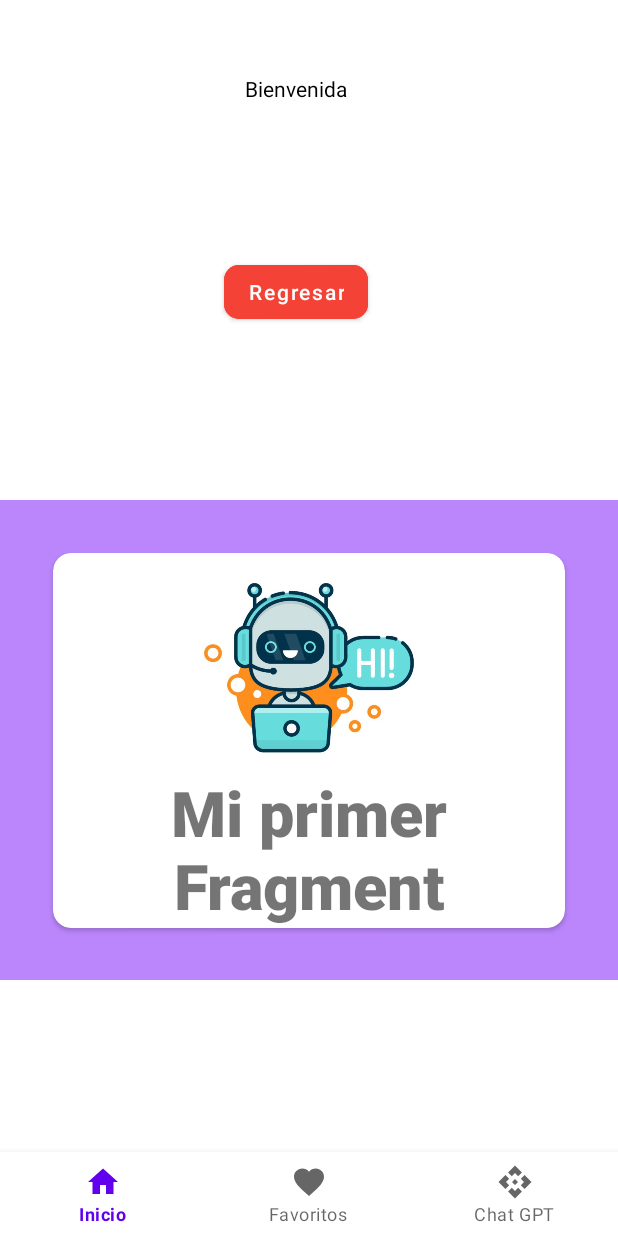
After one commit to domeviz/dm_proyecto2_pedidosonline, an Android app: the fragment FirstFragment placed in its activity, on a phone screen of 412 x 824 dp. The commit adds this screen. Run offline under Robolectric (Android 15) with nearby library versions, the phone set to English and light mode, and no system bars.

Commit message:
Mi primer Fragment

```diff
--- /dev/null
+++ b/app/src/main/java/com/example/dm_proyecto2_pedidosonline/FirstFragment.kt
@@ -0,0 +1,6 @@
+package com.example.dm_proyecto2_pedidosonline
+
+// TODO: Rename parameter arguments, choose names that match
+// the fragment initialization parameters, e.g. ARG_ITEM_NUMBER
+private const val ARG_PARAM1 = "param1"
+private const val ARG_PARAM2 = "param2"
--- a/app/src/main/java/com/example/dm_proyecto2_pedidosonline/ui/activities/SegundaActivity.kt
+++ b/app/src/main/java/com/example/dm_proyecto2_pedidosonline/ui/activities/SegundaActivity.kt
@@ -6,6 +6,7 @@
 import android.util.Log
 import com.example.dm_proyecto2_pedidosonline.R
 import com.example.dm_proyecto2_pedidosonline.databinding.ActivitySegundaBinding
+import com.example.dm_proyecto2_pedidosonline.ui.fragment.FirstFragment
 import com.google.android.material.snackbar.Snackbar
 
 class SegundaActivity : AppCompatActivity() {
@@ -46,10 +47,16 @@
             when (item.itemId) {
                 R.id.inicio -> {
                     // Respond to navigation item 1 click
-                    Snackbar.make(
-                        binding.bottomNavigation, "Holi",
-                        Snackbar.LENGTH_LONG
-                    ).show()
+                    val frag=FirstFragment()
+                    val transaction=supportFragmentManager.beginTransaction()
+                    //replace: para reemplazar el contenido de ese lugar
+                    //add: se agrega informacion encima de la otra
+                    //Cada click aqui se agrega a la pila de navegacion
+                    transaction.add(binding.frmContainer.id,frag)
+                    //Para que funcione el boton de back del celular
+                    //Regresa cada una de las agregaciones a la pila
+                    transaction.addToBackStack(null)
+                    transaction.commit()
                     true
                 }
 
--- /dev/null
+++ b/app/src/main/java/com/example/dm_proyecto2_pedidosonline/ui/fragment/FirstFragment.kt
@@ -0,0 +1,29 @@
+package com.example.dm_proyecto2_pedidosonline.ui.fragment
+
+import android.os.Bundle
+import android.view.LayoutInflater
+import android.view.View
+import android.view.ViewGroup
+import androidx.fragment.app.Fragment
+import com.example.dm_proyecto2_pedidosonline.R
+import com.example.dm_proyecto2_pedidosonline.databinding.FragmentFirstBinding
+
+/**
+ * A simple [Fragment] subclass.
+ * Use the [FirstFragment.newInstance] factory method to
+ * create an instance of this fragment.
+ */
+class FirstFragment : Fragment() {
+
+    private lateinit var binding :FragmentFirstBinding
+
+    override fun onCreateView(
+        inflater: LayoutInflater, container: ViewGroup?,
+        savedInstanceState: Bundle?
+    ): View? {
+        binding= FragmentFirstBinding.inflate(layoutInflater,container,false)
+        // Inflate the layout for this fragment
+        return binding.root
+    }
+
+}
--- a/app/src/main/res/layout/activity_segunda.xml
+++ b/app/src/main/res/layout/activity_segunda.xml
@@ -32,6 +32,16 @@
         app:layout_constraintStart_toStartOf="parent"
         app:layout_constraintTop_toBottomOf="@+id/textView" />
 
+    <FrameLayout
+        android:id="@+id/frm_container"
+        android:layout_width="match_parent"
+        android:layout_height="320dp"
+        app:layout_constraintTop_toBottomOf="@id/back"
+        app:layout_constraintEnd_toEndOf="parent"
+        app:layout_constraintHorizontal_bias="0.0"
+        app:layout_constraintStart_toStartOf="parent"
+        app:layout_constraintBottom_toTopOf="@id/bottom_navigation"/>
+
     <com.google.android.material.bottomnavigation.BottomNavigationView
         android:id="@+id/bottom_navigation"
         android:layout_width="match_parent"
--- /dev/null
+++ b/app/src/main/res/layout/fragment_first.xml
@@ -0,0 +1,38 @@
+<?xml version="1.0" encoding="utf-8"?>
+<androidx.constraintlayout.widget.ConstraintLayout xmlns:android="http://schemas.android.com/apk/res/android"
+    xmlns:app="http://schemas.android.com/apk/res-auto"
+    xmlns:tools="http://schemas.android.com/tools"
+    android:layout_width="match_parent"
+    android:layout_height="match_parent"
+    android:background="@color/purple_200"
+    tools:context=".ui.fragment.FirstFragment">
+
+    <androidx.cardview.widget.CardView
+        android:layout_width="match_parent"
+        android:layout_height="250dp"
+        android:elevation="10dp"
+        android:layout_margin="35dp"
+        app:cardCornerRadius="12dp"
+        app:layout_constraintBottom_toBottomOf="parent"
+        app:layout_constraintTop_toTopOf="parent"
+        app:layout_constraintStart_toStartOf="parent"
+        app:layout_constraintEnd_toEndOf="parent"
+        tools:ignore="MissingConstraints" >
+
+        <ImageView
+            android:id="@+id/robot"
+            android:layout_width="match_parent"
+            android:layout_height="150dp"
+            android:src="@drawable/robot" />
+
+        <TextView
+            android:id="@+id/texto"
+            android:layout_width="match_parent"
+            android:layout_height="match_parent"
+            android:fontFamily="sans-serif-black"
+            android:gravity="bottom|center_horizontal"
+            android:text="Mi primer Fragment"
+            android:textSize="42sp" />
+    </androidx.cardview.widget.CardView>
+
+</androidx.constraintlayout.widget.ConstraintLayout>
--- a/app/src/main/res/values/strings.xml
+++ b/app/src/main/res/values/strings.xml
@@ -13,4 +13,6 @@
     <string name="inicio">Inicio</string>
     <string name="favoritos">Favoritos</string>
     <string name="chatgpt">Chat GPT</string>
+    <!-- TODO: Remove or change this placeholder text -->
+    <string name="hello_blank_fragment">Hello blank fragment</string>
 </resources>
```
Also changed, not shown: app/src/main/res/drawable/robot.jpg (added).
